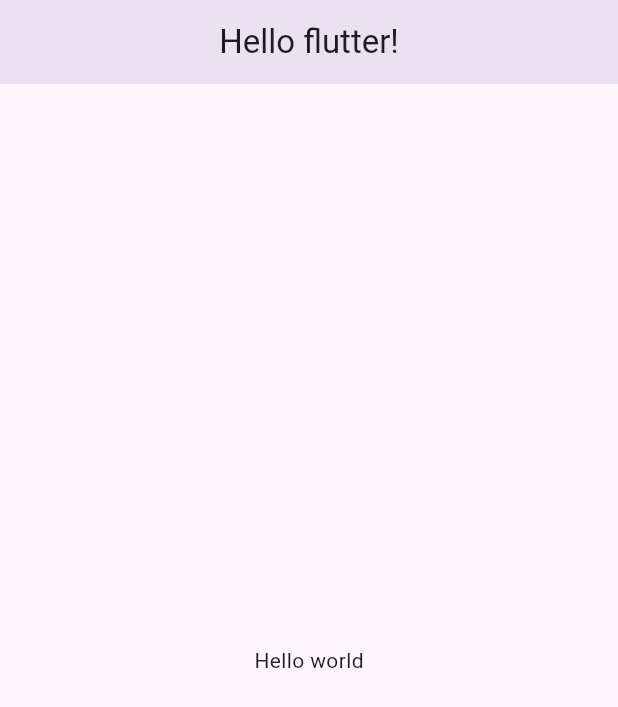
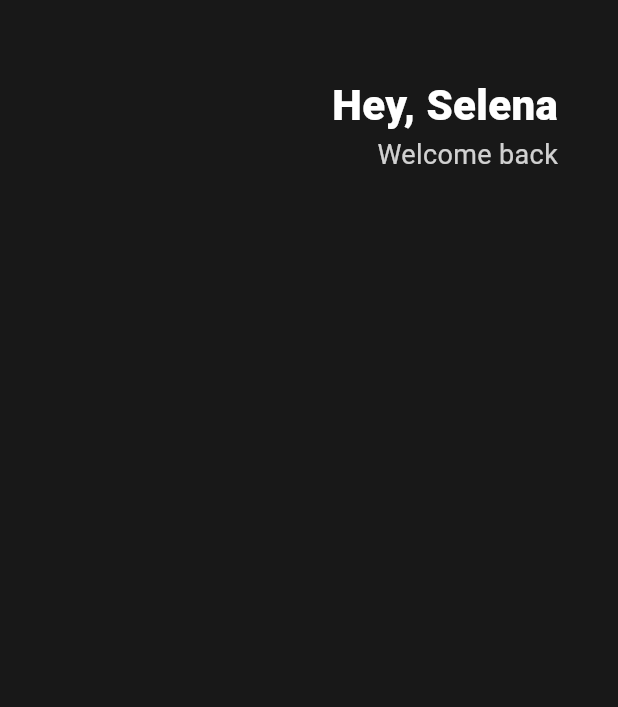
Before and after one commit to FPtrevi/studyFlutter, a Flutter app: the screen it shows after launch, on a phone screen of 412 x 824 dp. Shown: the top 707 px of the screen. Run offline on Flutter 3.47's test engine with Material 3 defaults, Android fonts, the phone set to English and light mode, and no system bars.

Commit message:
UI challenge Header

```diff
--- a/lib/main.dart
+++ b/lib/main.dart
@@ -1,6 +1,16 @@
 import 'package:flutter/material.dart';
 
+class Player {
+  String? name;
+  // 1
+  //Player(this.name)
+  Player({required this.name});
+}
+
 void main() {
+  // 1
+  // var nico = Player("nico");
+  var nico = Player(name: "potato");
   runApp(App());
 }
 
@@ -8,16 +18,42 @@ class App extends StatelessWidget {
   @override
   Widget build(BuildContext context) {
     return MaterialApp(
-      home: Scaffold(
-        appBar: AppBar(
-          centerTitle: true,
-          elevation: 10,
-          title: Text('Hello flutter!'),
-        ),
-        body: Center(
-          child: Text('Hello world'),
-        ),
-      ),
-    );
+        home: Scaffold(
+      backgroundColor: Color(0xFF181818),
+      body: Padding(
+          padding: EdgeInsets.symmetric(horizontal: 40),
+          child: Column(
+            children: [
+              SizedBox(
+                height: 50,
+              ),
+              Row(
+                mainAxisAlignment: MainAxisAlignment.end,
+                children: [
+                  Column(
+                    crossAxisAlignment: CrossAxisAlignment.end,
+                    children: [
+                      Text(
+                        'Hey, Selena',
+                        style: TextStyle(
+                          color: Colors.white,
+                          fontSize: 28,
+                          fontWeight: FontWeight.w800,
+                        ),
+                      ),
+                      Text(
+                        'Welcome back',
+                        style: TextStyle(
+                          color: Colors.white.withOpacity(0.8),
+                          fontSize: 18,
+                        ),
+                      )
+                    ],
+                  )
+                ],
+              )
+            ],
+          )),
+    ));
   }
 }
```
